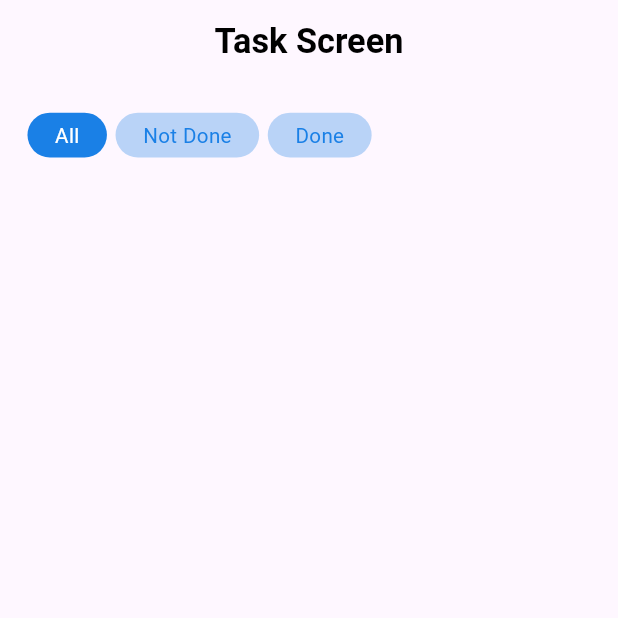
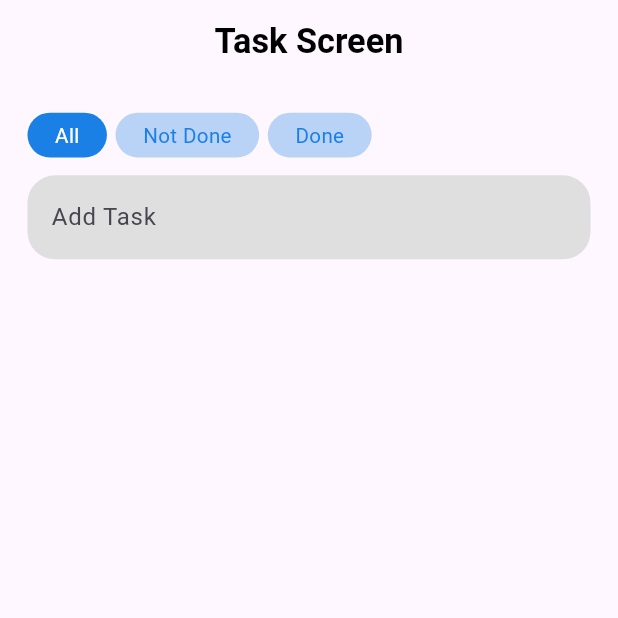
Before and after one commit to jemyJR/codeness_lab_task, a Flutter app: the screen it shows after launch, on a phone screen of 412 x 824 dp, the top half of it. Run offline on Flutter 3.47's test engine with Material 3 defaults, Android fonts, the light colour scheme and no system bars; our stand-ins replace flutter_bloc, flutter_screenutil.

Commit message:
- Added custom text form field

```diff
--- a/lib/core/constants/app_colors.dart
+++ b/lib/core/constants/app_colors.dart
@@ -4,4 +4,5 @@ abstract class AppColors {
   static const Color blue = Color(0xff1A80E6);
   static const Color white = Color(0xffffffff);
   static const Color black = Color(0xff000000);
+  static const Color grey = Color(0xFFDFDFDF);
 }
--- a/lib/features/task/ui/task_screen.dart
+++ b/lib/features/task/ui/task_screen.dart
@@ -1,4 +1,7 @@
+import 'package:codeness_lab_task/core/constants/app_colors.dart';
+import 'package:codeness_lab_task/core/helpers/spacing.dart';
 import 'package:codeness_lab_task/features/logic/cubit/task_cubit.dart';
+import 'package:codeness_lab_task/features/task/ui/widgets/custom_text_form_field.dart';
 import 'package:codeness_lab_task/features/task/ui/widgets/tabbar_row.dart';
 import 'package:flutter/material.dart';
 import 'package:flutter_bloc/flutter_bloc.dart';
@@ -25,7 +28,13 @@ class TaskScreen extends StatelessWidget {
           }
           return Padding(
             padding: EdgeInsets.symmetric(horizontal: 16.w, vertical: 16.h),
-            child: TabBarRow(selectedIndex: selectedIndex),
+            child: Column(
+              children: [
+                TabBarRow(selectedIndex: selectedIndex),
+                verticalSpace(10),
+                const CustomTextFormFireld(),
+              ],
+            ),
           );
         },
       ),
--- /dev/null
+++ b/lib/features/task/ui/widgets/custom_text_form_field.dart
@@ -0,0 +1,28 @@
+import 'package:flutter/material.dart';
+import 'package:flutter_screenutil/flutter_screenutil.dart';
+
+import '../../../../core/constants/app_colors.dart';
+
+class CustomTextFormFireld extends StatelessWidget {
+  const CustomTextFormFireld({
+    super.key,
+  });
+
+  @override
+  Widget build(BuildContext context) {
+    return TextFormField(
+      decoration: InputDecoration(
+        filled: true,
+        fillColor: AppColors.grey,
+        hintText: 'Add Task',
+        border: OutlineInputBorder(
+            borderRadius: BorderRadius.circular(16.r),
+            borderSide: BorderSide.none),
+        focusedBorder: OutlineInputBorder(
+          borderRadius: BorderRadius.circular(16.r),
+          borderSide: const BorderSide(color: AppColors.blue),
+        ),
+      ),
+    );
+  }
+}
```
